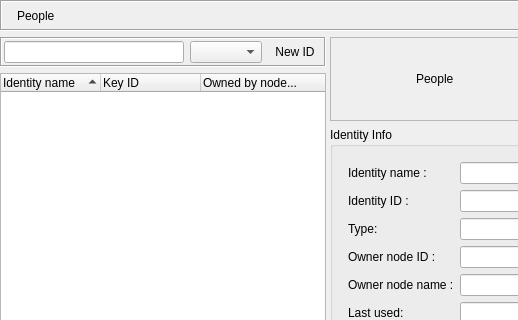
Qt form retroshare-gui/src/gui/Identity/IdDialog.ui (RetroShare/RetroShare) before a commit; both pictures show x 0 to 518 and y 0 to 320 of the 826 by 752 pixel window.
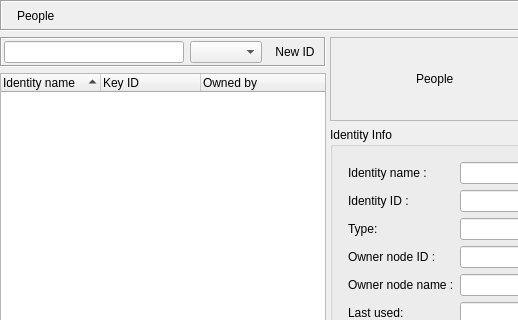
The same form after that commit. Icons and pictures are not drawn. Custom widgets are drawn as their Qt base class.

Commit message: changed "Owned by node" into "Owned by" in IdDialog (patch from Henry)

Patch:
```diff
--- a/retroshare-gui/src/gui/Identity/IdDialog.ui
+++ b/retroshare-gui/src/gui/Identity/IdDialog.ui
@@ -205,7 +205,7 @@
          </column>
          <column>
           <property name="text">
-           <string>Owned by node...</string>
+           <string>Owned by</string>
           </property>
          </column>
         </widget>
```
